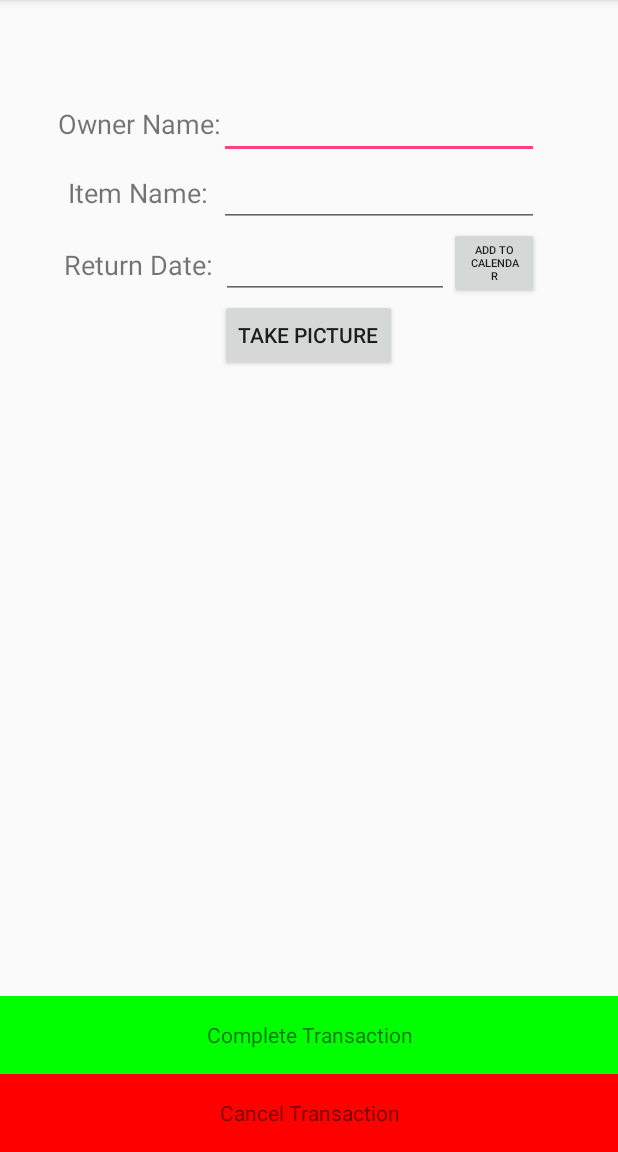
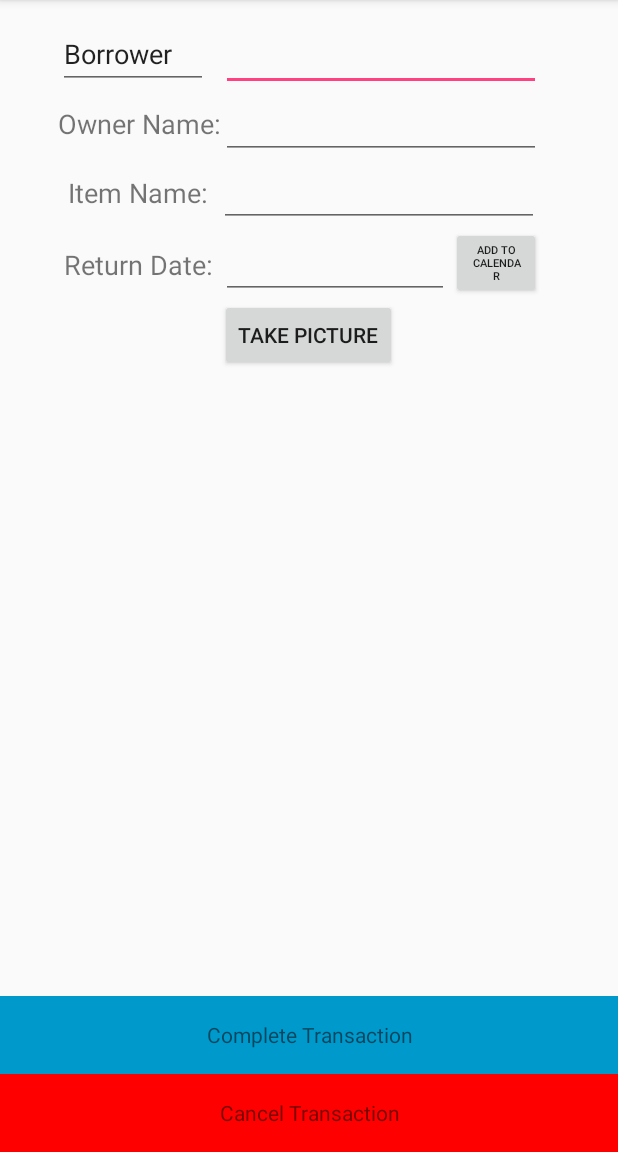
Before and after one commit to amikmandal/LendIt, an Android app: the MainActivity screen opened directly, with no data from a screen before it, item 2 of the bottom bar chosen, on a phone screen of 412 x 824 dp, the part 84-1236 px from its top. Run offline under Robolectric (Android 15) with nearby library versions, the phone set to English and light mode, and no system bars; libraries missing offline, so code that uses them is left out: com.facebook, com.facebook.login, com.firebase.client; Roboto replaces fonts that are not available here; 2 statements that could not run were skipped.

Commit message:
somewhat merged

```diff
--- a/app/src/main/java/com/example/sabrinapin/lendit/MainActivity.java
+++ b/app/src/main/java/com/example/sabrinapin/lendit/MainActivity.java
@@ -70,9 +70,13 @@ public class MainActivity extends AppCompatActivity {
         super.onCreate(savedInstanceState);
         setContentView(R.layout.activity_main);
 
+        Intent intent = getIntent();
+        USER_FIRST_NAME = intent.getStringExtra("firstname");
+        USER_LAST_NAME = intent.getStringExtra("lastname");
+        userID = intent.getStringExtra("id");
 
         logout = findViewById(R.id.button2);
-        logout.setText("Logout Here "+USER_FIRST_NAME+" "+USER_LAST_NAME);
+        logout.setText("Logout Here "+USER_FIRST_NAME+" "+USER_LAST_NAME+" "+userID);
         logout.setOnClickListener(new View.OnClickListener() {
             @Override
             public void onClick(View view) {
@@ -80,7 +84,7 @@ public class MainActivity extends AppCompatActivity {
             }
         });
 
-        Toast.makeText(this, mUser.getUSER_FIRST(), Toast.LENGTH_SHORT).show();
+        //Toast.makeText(this, mUser.getUSER_FIRST(), Toast.LENGTH_SHORT).show();
         transactionList = new ArrayList<Transaction>();
 
         mPeople = new String[transactionList.size()];
--- a/app/src/main/res/layout/activity_new_transaction.xml
+++ b/app/src/main/res/layout/activity_new_transaction.xml
@@ -7,11 +7,20 @@
     tools:context=".NewTransaction">
 
     <EditText
+        android:id="@+id/BorrowerName"
+        android:layout_width="wrap_content"
+        android:layout_height="wrap_content"
+        android:layout_above="@+id/editOwner"
+        android:layout_alignStart="@+id/editOwner"
+        android:ems="10"
+        android:inputType="textPersonName" />
+
+    <EditText
         android:id="@+id/editOwner"
         android:layout_width="wrap_content"
         android:layout_height="wrap_content"
         android:layout_above="@+id/editItem"
-        android:layout_alignStart="@+id/editItem"
+        android:layout_alignStart="@+id/selectDate"
         android:ems="10"
         android:inputType="textPersonName" />
 
@@ -67,16 +76,6 @@
         android:textSize="7sp" />
 
     <TextView
-        android:id="@+id/completeTransaction"
-        android:layout_width="match_parent"
-        android:layout_height="52dp"
-        android:layout_above="@+id/cancelTransaction"
-        android:layout_alignParentStart="true"
-        android:background="#00FF00"
-        android:gravity="center"
-        android:text="Complete Transaction" />
-
-    <TextView
         android:id="@+id/cancelTransaction"
         android:layout_width="match_parent"
         android:layout_height="52dp"
@@ -90,16 +89,15 @@
         android:id="@+id/objectImage"
         android:layout_width="120dp"
         android:layout_height="130dp"
-        android:layout_alignParentBottom="true"
-        android:layout_centerHorizontal="true"
-        android:layout_marginBottom="123dp" />
+        android:layout_above="@+id/completeTransaction"
+        android:layout_centerHorizontal="true" />
 
     <TextView
         android:id="@+id/ownerText"
         android:layout_width="wrap_content"
         android:layout_height="46dp"
         android:layout_above="@+id/itemText"
-        android:layout_alignStart="@+id/returnDate"
+        android:layout_alignStart="@+id/itemText"
         android:gravity="center"
         android:text="Owner Name:"
         android:textSize="18sp" />
@@ -114,4 +112,24 @@
         android:text="Item Name:"
         android:textSize="18sp" />
 
+    <TextView
+        android:id="@+id/completeTransaction"
+        android:layout_width="match_parent"
+        android:layout_height="52dp"
+        android:layout_above="@+id/cancelTransaction"
+        android:layout_alignParentStart="true"
+        android:gravity="center"
+        android:background="@android:color/holo_blue_dark"
+        android:text="Complete Transaction" />
+
+    <EditText
+        android:id="@+id/BorrowerText"
+        android:layout_width="100dp"
+        android:layout_height="46dp"
+        android:layout_above="@+id/ownerText"
+        android:layout_alignStart="@+id/ownerText"
+        android:ems="10"
+        android:inputType="textPersonName"
+        android:text="Borrower" />
+
 </RelativeLayout>
--- a/build.gradle
+++ b/build.gradle
@@ -8,7 +8,9 @@ buildscript {
         mavenCentral()
     }
     dependencies {
-        classpath 'com.android.tools.build:gradle:3.1.0'
+        classpath 'com.android.tools.build:gradle:3.1.1'
+        classpath 'com.google.gms:google-services:3.2.0'
+
 
 
         // NOTE: Do not place your application dependencies here; they belong
```
Also changed, not shown: app/build.gradle (+18 -0 lines), app/src/main/java/com/example/sabrinapin/lendit/LoginActivity.java (+15 -3 lines), app/src/main/java/com/example/sabrinapin/lendit/NewTransaction.java (+40 -23 lines), 1 other file.
